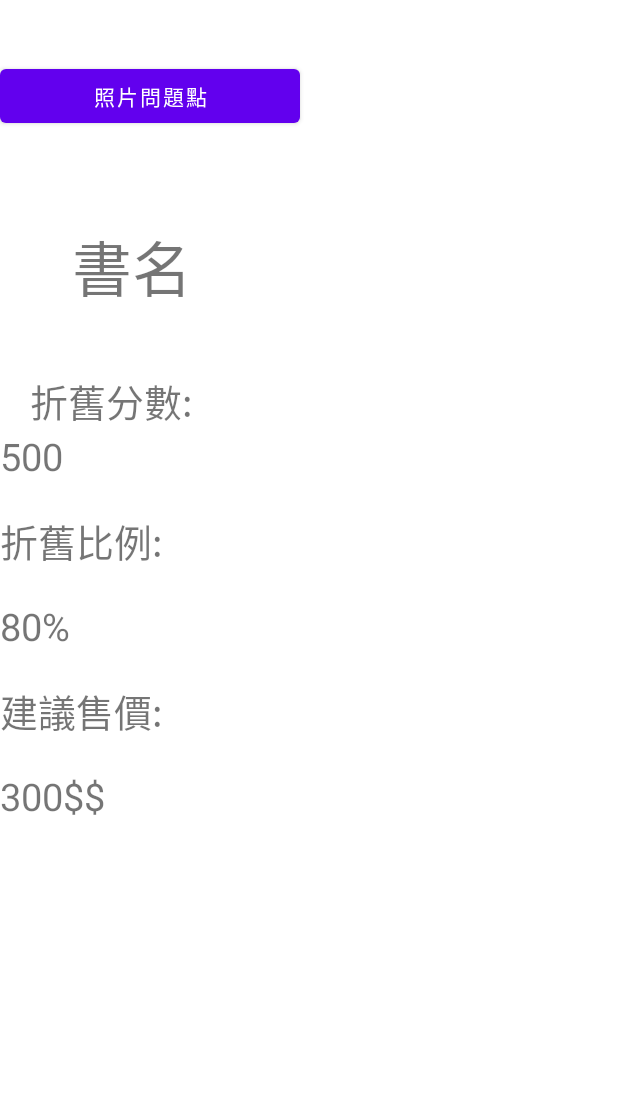
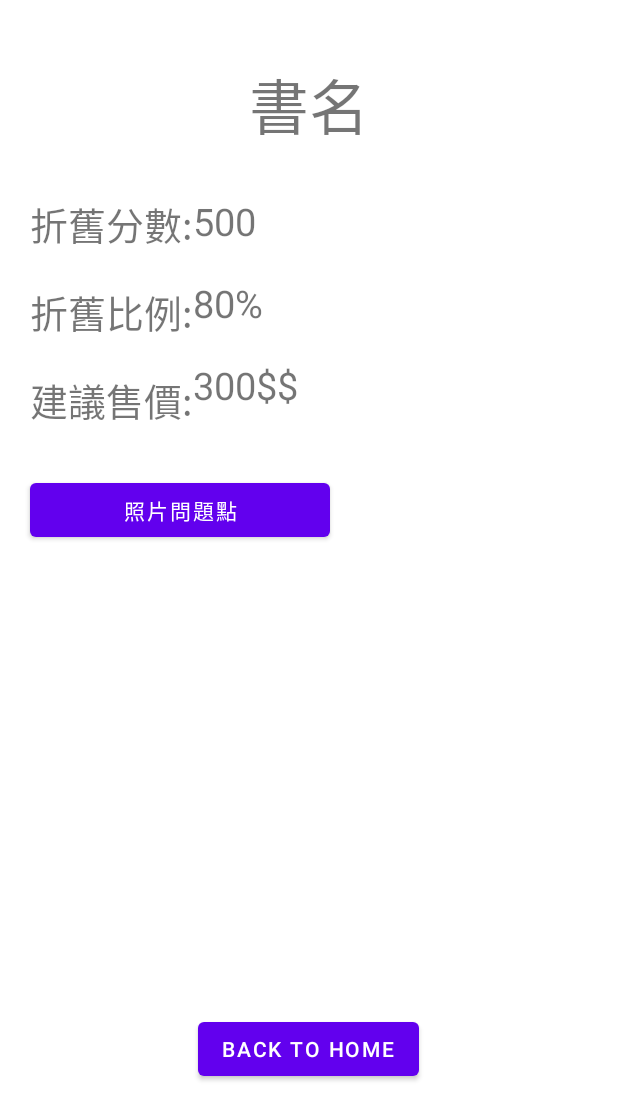
Before and after one commit to liang-yu-ming/Second-Hand-Prediction-App, an Android app: the layout activity_result.xml on its own in the app's theme, with its tools: preview values and no code run, on a phone screen of 412 x 824 dp. Shown: the top 1120 px of the screen. Run offline under Robolectric (Android 15) with nearby library versions, the phone set to English and light mode, and no system bars.

Commit message:
跨activiaty完成

```diff
--- a/app/src/main/java/com/example/myapplication/MainActivity.java
+++ b/app/src/main/java/com/example/myapplication/MainActivity.java
@@ -1,5 +1,6 @@
 package com.example.myapplication;
 
+import android.content.Intent;
 import android.os.Bundle;
 
 import com.google.android.material.snackbar.Snackbar;
@@ -39,8 +40,9 @@ public class MainActivity extends AppCompatActivity {
         binding.fab.setOnClickListener(new View.OnClickListener() {
             @Override
             public void onClick(View view) {
-                Snackbar.make(view, "Replace with your own action", Snackbar.LENGTH_LONG)
-                        .setAction("Action", null).show();
+                Intent intent = new Intent();
+                intent.setClass(MainActivity.this, Data.class);
+                startActivity(intent);
             }
         });
     }
--- a/app/src/main/res/layout/result.xml
+++ b/app/src/main/res/layout/activity_result.xml
@@ -1,16 +1,16 @@
 <?xml version="1.0" encoding="utf-8"?>
-<LinearLayout xmlns:android="http://schemas.android.com/apk/res/android"
+<androidx.constraintlayout.widget.ConstraintLayout xmlns:android="http://schemas.android.com/apk/res/android"
     xmlns:app="http://schemas.android.com/apk/res-auto"
     xmlns:tools="http://schemas.android.com/tools"
-    android:orientation="vertical"
     android:layout_width="match_parent"
-    android:layout_height="match_parent">
+    android:layout_height="match_parent"
+    tools:context=".Result">
 
     <Button
         android:id="@+id/ImageProblem"
         android:layout_width="200dp"
         android:layout_height="wrap_content"
-        android:layout_marginTop="40dp"
+        android:layout_marginTop="30dp"
         android:text="照片問題點"
         app:layout_constraintLeft_toLeftOf="@id/PriceTitle"
         app:layout_constraintTop_toBottomOf="@id/PriceTitle" />
@@ -19,7 +19,7 @@
         android:id="@+id/Title"
         android:layout_width="176dp"
         android:layout_height="50dp"
-        android:layout_marginTop="60dp"
+        android:layout_marginTop="40dp"
         android:gravity="center"
         android:text="書名"
         android:textSize="40sp"
@@ -32,7 +32,7 @@
         android:layout_width="wrap_content"
         android:layout_height="wrap_content"
         android:layout_marginLeft="20dp"
-        android:layout_marginTop="50dp"
+        android:layout_marginTop="40dp"
         android:text="折舊分數:"
         android:textSize="25sp"
         app:layout_constraintLeft_toLeftOf="parent"
@@ -44,18 +44,18 @@
         android:layout_height="wrap_content"
         android:text="500"
         android:textSize="25sp"
-        app:layout_constraintTop_toTopOf="@id/GradeTitle"
-        app:layout_constraintLeft_toRightOf="@id/GradeTitle"/>
+        app:layout_constraintLeft_toRightOf="@id/GradeTitle"
+        app:layout_constraintTop_toTopOf="@id/GradeTitle" />
 
     <TextView
         android:id="@+id/PropotionTitle"
         android:layout_width="wrap_content"
         android:layout_height="wrap_content"
+        android:layout_marginTop="20dp"
         android:text="折舊比例:"
         android:textSize="25sp"
-        android:layout_marginTop="20dp"
-        app:layout_constraintTop_toBottomOf="@+id/GradeTitle"
-        app:layout_constraintLeft_toLeftOf="@id/GradeTitle"/>
+        app:layout_constraintLeft_toLeftOf="@id/GradeTitle"
+        app:layout_constraintTop_toBottomOf="@+id/GradeTitle" />
 
     <TextView
         android:id="@+id/Propotion"
@@ -64,18 +64,18 @@
         android:layout_marginTop="20dp"
         android:text="80%"
         android:textSize="25sp"
-        app:layout_constraintTop_toBottomOf="@+id/Grade"
-        app:layout_constraintLeft_toRightOf="@id/PropotionTitle"/>
+        app:layout_constraintLeft_toRightOf="@id/PropotionTitle"
+        app:layout_constraintTop_toBottomOf="@+id/Grade" />
 
     <TextView
         android:id="@+id/PriceTitle"
         android:layout_width="wrap_content"
         android:layout_height="wrap_content"
+        android:layout_marginTop="20dp"
         android:text="建議售價:"
         android:textSize="25sp"
-        android:layout_marginTop="20dp"
-        app:layout_constraintTop_toBottomOf="@+id/PropotionTitle"
-        app:layout_constraintLeft_toLeftOf="@id/PropotionTitle"/>
+        app:layout_constraintLeft_toLeftOf="@id/PropotionTitle"
+        app:layout_constraintTop_toBottomOf="@+id/PropotionTitle" />
 
     <TextView
         android:id="@+id/Price"
@@ -84,16 +84,30 @@
         android:layout_marginTop="20dp"
         android:text="300$$"
         android:textSize="25sp"
-        app:layout_constraintTop_toBottomOf="@+id/Propotion"
-        app:layout_constraintLeft_toRightOf="@id/PriceTitle"/>
+        app:layout_constraintLeft_toRightOf="@id/PriceTitle"
+        app:layout_constraintTop_toBottomOf="@+id/Propotion" />
 
     <ImageView
         android:id="@+id/imageView"
         android:layout_width="300dp"
         android:layout_height="300dp"
+        android:layout_marginTop="370dp"
         app:layout_constraintLeft_toLeftOf="parent"
         app:layout_constraintRight_toRightOf="parent"
-        app:layout_constraintTop_toTopOf="parent"
-        android:layout_marginTop="400dp"/>
+        app:layout_constraintTop_toTopOf="parent" />
 
-</LinearLayout>
+    <Button
+        android:id="@+id/button4"
+        android:layout_width="wrap_content"
+        android:layout_height="wrap_content"
+        android:layout_marginTop="5dp"
+        android:layout_weight="1"
+        android:text="Back to home"
+        app:layout_constraintBottom_toBottomOf="parent"
+        app:layout_constraintEnd_toEndOf="parent"
+        app:layout_constraintHorizontal_bias="0.498"
+        app:layout_constraintStart_toStartOf="parent"
+        app:layout_constraintTop_toBottomOf="@+id/imageView"
+        app:layout_constraintVertical_bias="0.0" />
+
+</androidx.constraintlayout.widget.ConstraintLayout>
--- a/app/src/main/res/values/strings.xml
+++ b/app/src/main/res/values/strings.xml
@@ -5,7 +5,7 @@
     <string name="first_fragment_label">書籍書籍</string>
     <string name="second_fragment_label">Second Fragment</string>
     <string name="next">Next</string>
-    <string name="previous">Previous</string>
+    <string name="previous">back to result</string>
 
     <string name="hello_first_fragment">歷史預測紀錄</string>
     <string name="hello_second_fragment">Hello second fragment. Arg: %1$s</string>
```
Also changed, not shown: app/src/main/AndroidManifest.xml (+7 -1 lines), app/src/main/java/com/example/myapplication/Data.java (+13 -1 lines), app/src/main/java/com/example/myapplication/Result.java (added, +36 -0 lines), app/src/main/java/com/example/myapplication/Result_second.java (added, +27 -0 lines), app/src/main/res/layout/activity_data.xml (+10 -0 lines), app/src/main/res/layout/activity_result_second.xml (renamed from app/src/main/res/layout/result_second.xml, +23 -23 lines).
